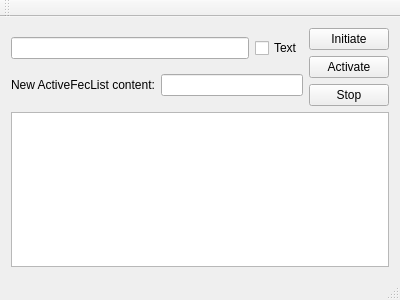
The window that mainwindow.ui (Baldurf/phos_dcs_3) describes before a commit, drawn with Qt 5.
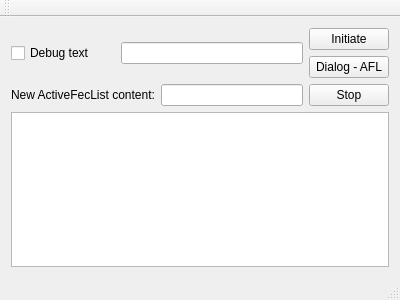
The same window after the commit.

Commit message: PHOSDialog added An implementation of a general dialog for input of hexadecimal and binary values.

```diff
--- a/mainwindow.ui
+++ b/mainwindow.ui
@@ -21,16 +21,29 @@
        <layout class="QVBoxLayout" name="verticalLayout_2">
         <item>
          <layout class="QHBoxLayout" name="horizontalLayout">
-          <item>
-           <widget class="QLineEdit" name="lineEdit"/>
-          </item>
           <item>
            <widget class="QCheckBox" name="checkBox">
             <property name="text">
-             <string>Text</string>
+             <string>Debug text</string>
             </property>
            </widget>
           </item>
+          <item>
+           <spacer name="verticalSpacer">
+            <property name="orientation">
+             <enum>Qt::Vertical</enum>
+            </property>
+            <property name="sizeHint" stdset="0">
+             <size>
+              <width>20</width>
+              <height>40</height>
+             </size>
+            </property>
+           </spacer>
+          </item>
+          <item>
+           <widget class="QLineEdit" name="lineEdit"/>
+          </item>
          </layout>
         </item>
         <item>
@@ -61,7 +74,7 @@
         <item>
          <widget class="QPushButton" name="pushButton_2">
           <property name="text">
-           <string>Activate</string>
+           <string>Dialog - AFL</string>
           </property>
          </widget>
         </item>
```
The commit also changes 7 other files.
